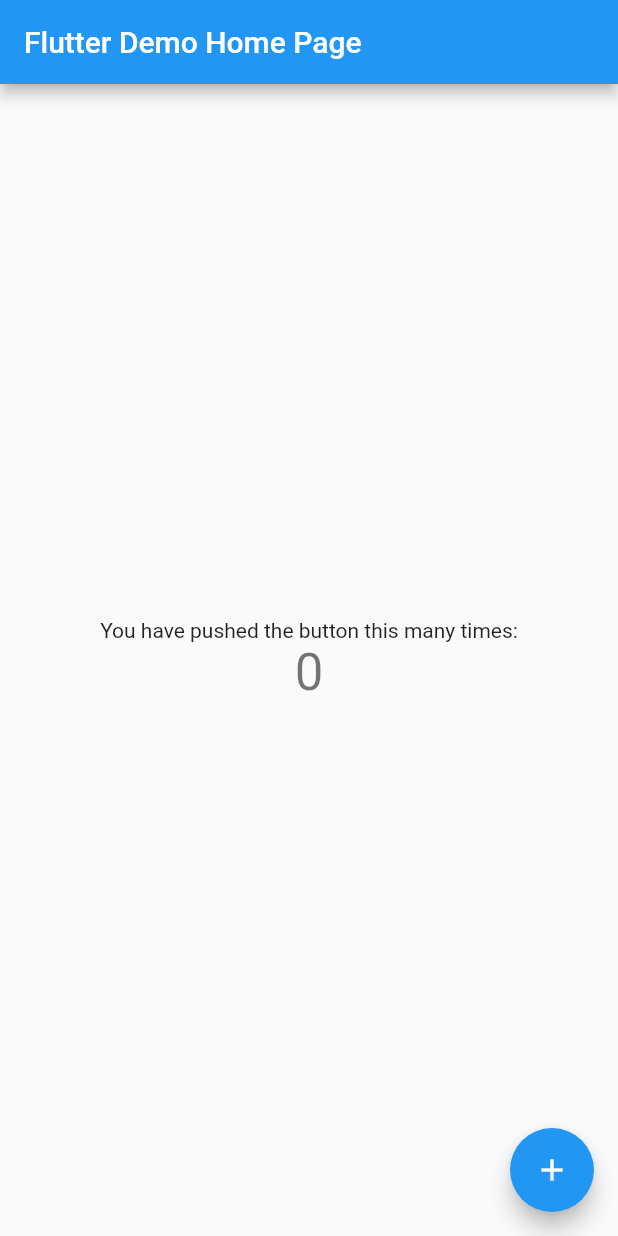
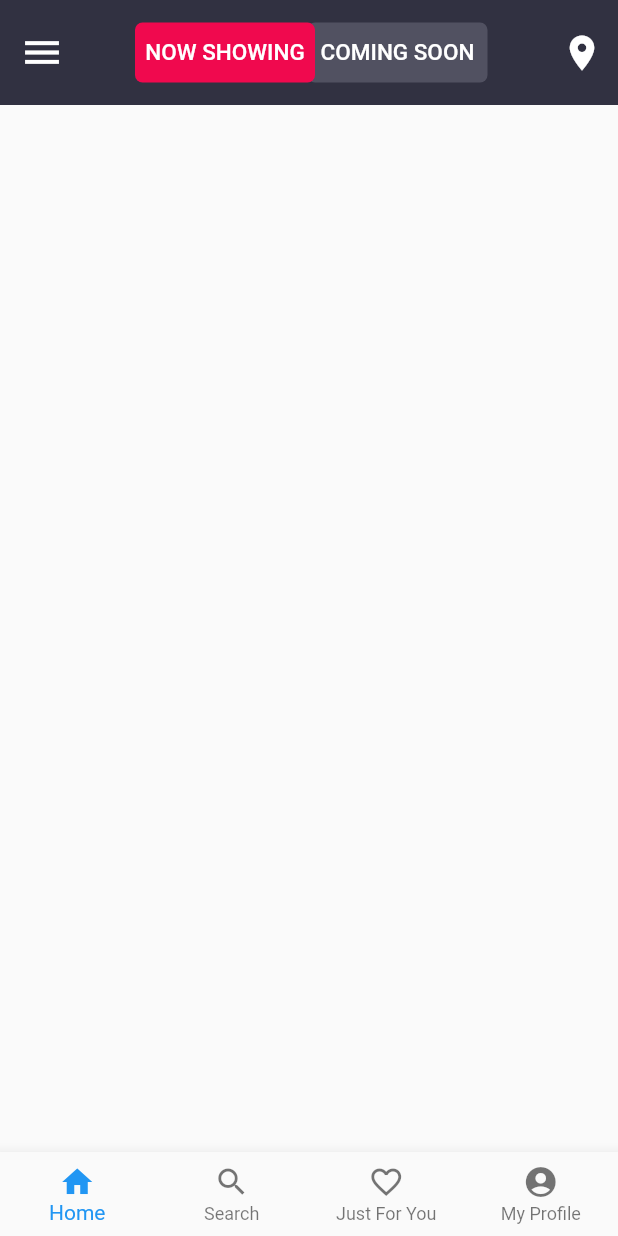
Before and after one commit to NamitKumar16/BookMyShow, a Flutter app: the screen it shows after launch, on a phone screen of 412 x 824 dp. Run offline on Flutter 3.47's test engine with Material 2 defaults, Android fonts, the phone set to English and light mode, and no system bars; our stand-ins replace google_fonts; missing offline and left inert: dart:ffi.

```diff
--- a/lib/main.dart
+++ b/lib/main.dart
@@ -1,115 +1,9 @@
 import 'package:flutter/material.dart';
+import 'screens/home.dart';
 
 void main() {
-  runApp(const MyApp());
+  runApp(MaterialApp(
+    debugShowCheckedModeBanner: false,
+    home: Home()
+  ));
 }
-
-class MyApp extends StatelessWidget {
-  const MyApp({Key? key}) : super(key: key);
-
-  // This widget is the root of your application.
-  @override
-  Widget build(BuildContext context) {
-    return MaterialApp(
-      title: 'Flutter Demo',
-      theme: ThemeData(
-        // This is the theme of your application.
-        //
-        // Try running your application with "flutter run". You'll see the
-        // application has a blue toolbar. Then, without quitting the app, try
-        // changing the primarySwatch below to Colors.green and then invoke
-        // "hot reload" (press "r" in the console where you ran "flutter run",
-        // or simply save your changes to "hot reload" in a Flutter IDE).
-        // Notice that the counter didn't reset back to zero; the application
-        // is not restarted.
-        primarySwatch: Colors.blue,
-      ),
-      home: const MyHomePage(title: 'Flutter Demo Home Page'),
-    );
-  }
-}
-
-class MyHomePage extends StatefulWidget {
-  const MyHomePage({Key? key, required this.title}) : super(key: key);
-
-  // This widget is the home page of your application. It is stateful, meaning
-  // that it has a State object (defined below) that contains fields that affect
-  // how it looks.
-
-  // This class is the configuration for the state. It holds the values (in this
-  // case the title) provided by the parent (in this case the App widget) and
-  // used by the build method of the State. Fields in a Widget subclass are
-  // always marked "final".
-
-  final String title;
-
-  @override
-  State<MyHomePage> createState() => _MyHomePageState();
-}
-
-class _MyHomePageState extends State<MyHomePage> {
-  int _counter = 0;
-
-  void _incrementCounter() {
-    setState(() {
-      // This call to setState tells the Flutter framework that something has
-      // changed in this State, which causes it to rerun the build method below
-      // so that the display can reflect the updated values. If we changed
-      // _counter without calling setState(), then the build method would not be
-      // called again, and so nothing would appear to happen.
-      _counter++;
-    });
-  }
-
-  @override
-  Widget build(BuildContext context) {
-    // This method is rerun every time setState is called, for instance as done
-    // by the _incrementCounter method above.
-    //
-    // The Flutter framework has been optimized to make rerunning build methods
-    // fast, so that you can just rebuild anything that needs updating rather
-    // than having to individually change instances of widgets.
-    return Scaffold(
-      appBar: AppBar(
-        // Here we take the value from the MyHomePage object that was created by
-        // the App.build method, and use it to set our appbar title.
-        title: Text(widget.title),
-      ),
-      body: Center(
-        // Center is a layout widget. It takes a single child and positions it
-        // in the middle of the parent.
-        child: Column(
-          // Column is also a layout widget. It takes a list of children and
-          // arranges them vertically. By default, it sizes itself to fit its
-          // children horizontally, and tries to be as tall as its parent.
-          //
-          // Invoke "debug painting" (press "p" in the console, choose the
-          // "Toggle Debug Paint" action from the Flutter Inspector in Android
-          // Studio, or the "Toggle Debug Paint" command in Visual Studio Code)
-          // to see the wireframe for each widget.
-          //
-          // Column has various properties to control how it sizes itself and
-          // how it positions its children. Here we use mainAxisAlignment to
-          // center the children vertically; the main axis here is the vertical
-          // axis because Columns are vertical (the cross axis would be
-          // horizontal).
-          mainAxisAlignment: MainAxisAlignment.center,
-          children: <Widget>[
-            const Text(
-              'You have pushed the button this many times:',
-            ),
-            Text(
-              '$_counter',
-              style: Theme.of(context).textTheme.headline4,
-            ),
-          ],
-        ),
-      ),
-      floatingActionButton: FloatingActionButton(
-        onPressed: _incrementCounter,
-        tooltip: 'Increment',
-        child: const Icon(Icons.add),
-      ), // This trailing comma makes auto-formatting nicer for build methods.
-    );
-  }
-}
--- /dev/null
+++ b/lib/models/movie.dart
@@ -0,0 +1,18 @@
+import 'dart:ffi';
+
+class Movie {
+  late String name;
+  late String language;
+  late String d;
+  late double percentage;
+  late String votes;
+  late String imageURL;
+  Movie(
+      {required this.name,
+      required this.language,
+      required this.d,
+      required this.percentage,
+      required this.votes,
+      required this.imageURL
+      });
+}
--- /dev/null
+++ b/lib/repo/movie_operations.dart
@@ -0,0 +1,23 @@
+import 'package:bookmyshow/models/movie.dart';
+
+//Singleton
+class MovieOperations {
+  static MovieOperations _movieOperations = MovieOperations();
+  _MovieOperations() {}
+  static MovieOperations getInstance() {
+    return _movieOperations;
+  }
+
+  List<Movie> getPosts() {
+    return [
+      Movie(
+        name: 'The Batman',
+        language: 'English',
+        d: '3D',
+        imageURL: 'https://assets-in.bmscdn.com/iedb/movies/images/mobile/listing/xxlarge/the-batman-et00129624-31-01-2022-02-23-17.jpg',
+        percentage: 95,
+        votes: '20,555',
+      ),
+    ];
+  }
+}
--- /dev/null
+++ b/lib/screens/home.dart
@@ -0,0 +1,95 @@
+import 'package:flutter/material.dart';
+import 'package:google_fonts/google_fonts.dart';
+
+class Home extends StatelessWidget {
+  const Home({Key? key}) : super(key: key);
+  _getAppBar() {
+    return AppBar(
+      toolbarHeight: 70,
+      elevation: 0,
+      backgroundColor: Color.fromARGB(255, 49, 49, 65),
+      leading: const Icon(
+        Icons.menu,
+        size: 30,
+      ),
+      title: Center(
+        child: Container(
+          width: 250,
+          child: Stack(
+            children: [
+              Positioned(
+                  left: 115,
+                  child: Container(
+                      decoration: const BoxDecoration(
+                          color: Color.fromARGB(255, 81, 81, 97),
+                          borderRadius: BorderRadius.all(Radius.circular(5))),
+                      width: 120,
+                      height: 40,
+                      child: const Center(
+                          child: Text(
+                        'COMING SOON',
+                        style: TextStyle(fontSize: 15),
+                      )))),
+              Positioned(
+                child: Container(
+                    decoration: const BoxDecoration(
+                        color: Color.fromARGB(255, 240, 9, 78),
+                        borderRadius: BorderRadius.all(Radius.circular(5))),
+                    width: 120,
+                    height: 40,
+                    child: const Center(
+                        child: Text(
+                      'NOW SHOWING',
+                      style: TextStyle(fontSize: 15),
+                    ))),
+              )
+            ],
+          ),
+        ),
+      ),
+      actions: const [
+        Icon(
+          Icons.location_on,
+          size: 28,
+        ),
+        SizedBox(
+          width: 10,
+        )
+      ],
+    );
+  }
+
+  _getBottomBar() {
+    return BottomNavigationBar(
+      type: BottomNavigationBarType.fixed,
+      items: const <BottomNavigationBarItem>[
+      BottomNavigationBarItem(
+            icon: Icon(Icons.home),
+            label: 'Home',
+          ),
+          BottomNavigationBarItem(
+            icon: Icon(Icons.search),
+            label: 'Search',
+          ),
+          BottomNavigationBarItem(
+            icon: Icon(Icons.favorite_border),
+            label: 'Just For You',
+          ),
+          BottomNavigationBarItem(
+            icon: Icon(Icons.account_circle),
+            label: 'My Profile',
+          ),
+
+    ]);
+  }
+
+  @override
+  Widget build(BuildContext context) {
+    Size deviceSize = MediaQuery.of(context).size;
+
+    return Scaffold(
+      appBar: _getAppBar(),
+      bottomNavigationBar: _getBottomBar(),
+    );
+  }
+}
--- a/pubspec.yaml
+++ b/pubspec.yaml
@@ -34,6 +34,7 @@ dependencies:
   # The following adds the Cupertino Icons font to your application.
   # Use with the CupertinoIcons class for iOS style icons.
   cupertino_icons: ^1.0.2
+  google_fonts: ^2.3.1
 
 dev_dependencies:
   flutter_test:
```
Also changed, not shown: pubspec.lock.
